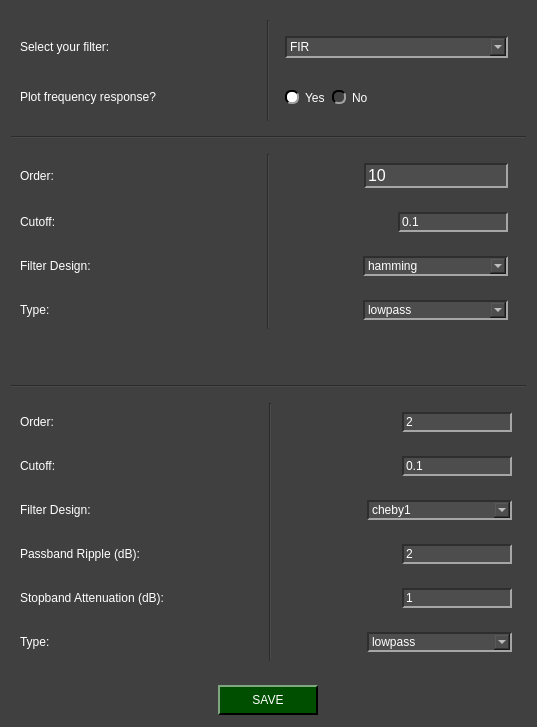
The window that pydaq/uis/PYDAQ_Digital_filterss_NIDAQ_widget.ui (viniciusfs14/pydaq) describes before a commit, drawn with Qt 5.
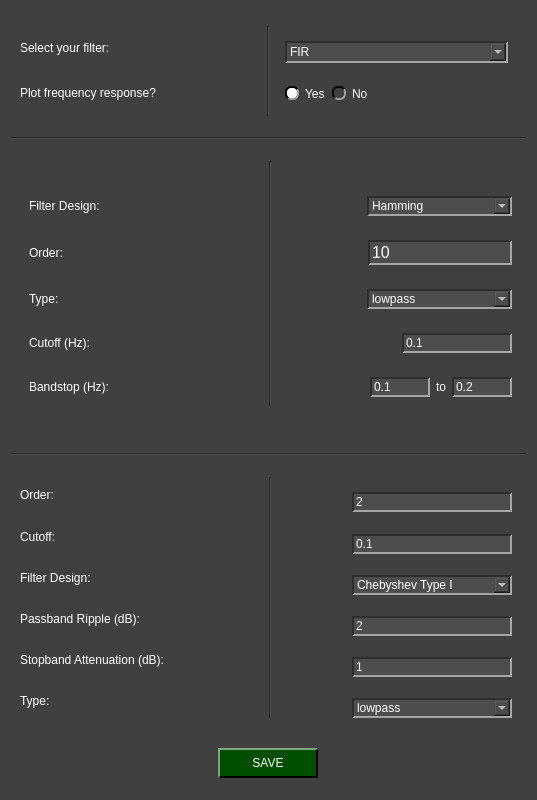
The same window after the commit. Icons and pictures are not drawn.

Commit message: Saving filter coeffs now

```diff
--- a/pydaq/uis/PYDAQ_Digital_filterss_NIDAQ_widget.ui
+++ b/pydaq/uis/PYDAQ_Digital_filterss_NIDAQ_widget.ui
@@ -7,13 +7,19 @@
     <x>0</x>
     <y>0</y>
     <width>537</width>
-    <height>727</height>
+    <height>800</height>
    </rect>
   </property>
   <property name="minimumSize">
    <size>
-    <width>501</width>
-    <height>646</height>
+    <width>537</width>
+    <height>407</height>
+   </size>
+  </property>
+  <property name="maximumSize">
+   <size>
+    <width>537</width>
+    <height>800</height>
    </size>
   </property>
   <property name="windowTitle">
@@ -316,6 +322,12 @@
        <height>108</height>
       </size>
      </property>
+     <property name="maximumSize">
+      <size>
+       <width>600</width>
+       <height>108</height>
+      </size>
+     </property>
      <layout class="QGridLayout" name="gridLayout_2">
       <item row="0" column="1" rowspan="5">
        <widget class="Line" name="line_7">
@@ -436,7 +448,7 @@
      </property>
      <property name="maximumSize">
       <size>
-       <width>16777215</width>
+       <width>560</width>
        <height>40</height>
       </size>
      </property>
@@ -463,6 +475,272 @@
      </layout>
     </widget>
    </item>
+   <item row="7" column="0">
+    <widget class="QWidget" name="iir_widget" native="true">
+     <property name="minimumSize">
+      <size>
+       <width>519</width>
+       <height>259</height>
+      </size>
+     </property>
+     <property name="maximumSize">
+      <size>
+       <width>550</width>
+       <height>259</height>
+      </size>
+     </property>
+     <layout class="QGridLayout" name="gridLayout_9">
+      <item row="0" column="0" alignment="Qt::AlignLeft">
+       <widget class="QLabel" name="label_6">
+        <property name="text">
+         <string>Order:</string>
+        </property>
+       </widget>
+      </item>
+      <item row="2" column="2" alignment="Qt::AlignRight">
+       <widget class="QWidget" name="widget_11" native="true">
+        <property name="minimumSize">
+         <size>
+          <width>0</width>
+          <height>50</height>
+         </size>
+        </property>
+        <property name="maximumSize">
+         <size>
+          <width>16777215</width>
+          <height>60</height>
+         </size>
+        </property>
+        <layout class="QGridLayout" name="gridLayout_14">
+         <item row="0" column="0">
+          <widget class="QComboBox" name="designbox_iir">
+           <property name="minimumSize">
+            <size>
+             <width>160</width>
+             <height>0</height>
+            </size>
+           </property>
+           <item>
+            <property name="text">
+             <string>Chebyshev Type I</string>
+            </property>
+           </item>
+           <item>
+            <property name="text">
+             <string>Chebyshev Type II</string>
+            </property>
+           </item>
+           <item>
+            <property name="text">
+             <string>Butterworth</string>
+            </property>
+           </item>
+           <item>
+            <property name="text">
+             <string>Elliptic</string>
+            </property>
+           </item>
+          </widget>
+         </item>
+        </layout>
+       </widget>
+      </item>
+      <item row="3" column="2" alignment="Qt::AlignRight">
+       <widget class="QWidget" name="widget_13" native="true">
+        <property name="minimumSize">
+         <size>
+          <width>0</width>
+          <height>50</height>
+         </size>
+        </property>
+        <layout class="QGridLayout" name="gridLayout_16">
+         <item row="0" column="0">
+          <widget class="QLineEdit" name="rp">
+           <property name="minimumSize">
+            <size>
+             <width>160</width>
+             <height>0</height>
+            </size>
+           </property>
+           <property name="text">
+            <string>2</string>
+           </property>
+          </widget>
+         </item>
+        </layout>
+       </widget>
+      </item>
+      <item row="0" column="2" alignment="Qt::AlignRight">
+       <widget class="QWidget" name="widget_9" native="true">
+        <property name="minimumSize">
+         <size>
+          <width>0</width>
+          <height>50</height>
+         </size>
+        </property>
+        <property name="maximumSize">
+         <size>
+          <width>16777215</width>
+          <height>16777215</height>
+         </size>
+        </property>
+        <layout class="QGridLayout" name="gridLayout_12">
+         <item row="0" column="0" alignment="Qt::AlignRight">
+          <widget class="QLineEdit" name="order_iir">
+           <property name="minimumSize">
+            <size>
+             <width>160</width>
+             <height>0</height>
+            </size>
+           </property>
+           <property name="text">
+            <string>2</string>
+           </property>
+          </widget>
+         </item>
+        </layout>
+       </widget>
+      </item>
+      <item row="4" column="2" alignment="Qt::AlignRight">
+       <widget class="QWidget" name="widget_14" native="true">
+        <property name="minimumSize">
+         <size>
+          <width>0</width>
+          <height>50</height>
+         </size>
+        </property>
+        <layout class="QGridLayout" name="gridLayout_17">
+         <item row="0" column="0">
+          <widget class="QLineEdit" name="rs">
+           <property name="enabled">
+            <bool>true</bool>
+           </property>
+           <property name="minimumSize">
+            <size>
+             <width>160</width>
+             <height>0</height>
+            </size>
+           </property>
+           <property name="text">
+            <string>1</string>
+           </property>
+          </widget>
+         </item>
+        </layout>
+       </widget>
+      </item>
+      <item row="0" column="1" rowspan="6">
+       <widget class="Line" name="line_4">
+        <property name="orientation">
+         <enum>Qt::Vertical</enum>
+        </property>
+       </widget>
+      </item>
+      <item row="5" column="0">
+       <widget class="QLabel" name="label_10">
+        <property name="text">
+         <string>Type:</string>
+        </property>
+       </widget>
+      </item>
+      <item row="2" column="0">
+       <widget class="QLabel" name="label_9">
+        <property name="text">
+         <string>Filter Design:</string>
+        </property>
+       </widget>
+      </item>
+      <item row="1" column="2" alignment="Qt::AlignRight">
+       <widget class="QWidget" name="widget_10" native="true">
+        <property name="minimumSize">
+         <size>
+          <width>0</width>
+          <height>50</height>
+         </size>
+        </property>
+        <layout class="QGridLayout" name="gridLayout_13">
+         <item row="0" column="0">
+          <widget class="QLineEdit" name="cutoff_iir">
+           <property name="minimumSize">
+            <size>
+             <width>160</width>
+             <height>0</height>
+            </size>
+           </property>
+           <property name="text">
+            <string>0.1</string>
+           </property>
+          </widget>
+         </item>
+        </layout>
+       </widget>
+      </item>
+      <item row="4" column="0">
+       <widget class="QLabel" name="label_12">
+        <property name="text">
+         <string>Stopband Attenuation (dB):</string>
+        </property>
+       </widget>
+      </item>
+      <item row="1" column="0">
+       <widget class="QLabel" name="label_8">
+        <property name="text">
+         <string>Cutoff:</string>
+        </property>
+       </widget>
+      </item>
+      <item row="3" column="0">
+       <widget class="QLabel" name="label_11">
+        <property name="text">
+         <string>Passband Ripple (dB):</string>
+        </property>
+       </widget>
+      </item>
+      <item row="5" column="2" alignment="Qt::AlignRight">
+       <widget class="QWidget" name="widget_12" native="true">
+        <property name="minimumSize">
+         <size>
+          <width>0</width>
+          <height>50</height>
+         </size>
+        </property>
+        <layout class="QGridLayout" name="gridLayout_15">
+         <item row="0" column="0">
+          <widget class="QComboBox" name="typebox_iir">
+           <property name="minimumSize">
+            <size>
+             <width>160</width>
+             <height>0</height>
+            </size>
+           </property>
+           <item>
+            <property name="text">
+             <string>lowpass</string>
+            </property>
+           </item>
+           <item>
+            <property name="text">
+             <string>highpass</string>
+            </property>
+           </item>
+           <item>
+            <property name="text">
+             <string>bandpass</string>
+            </property>
+           </item>
+           <item>
+            <property name="text">
+             <string>bandstop</string>
+            </property>
+           </item>
+          </widget>
+         </item>
+        </layout>
+       </widget>
+      </item>
+     </layout>
+    </widget>
+   </item>
    <item row="6" column="0">
     <widget class="Line" name="line">
      <property name="orientation">
@@ -474,12 +752,81 @@
     <widget class="QWidget" name="fir_widget" native="true">
      <property name="minimumSize">
       <size>
-       <width>483</width>
-       <height>234</height>
+       <width>519</width>
+       <height>289</height>
       </size>
      </property>
+     <property name="maximumSize">
+      <size>
+       <width>519</width>
+       <height>289</height>
+      </size>
+     </property>
+     <property name="autoFillBackground">
+      <bool>false</bool>
+     </property>
      <layout class="QGridLayout" name="gridLayout_3">
-      <item row="1" column="2" alignment="Qt::AlignRight">
+      <item row="3" column="2" alignment="Qt::AlignRight">
+       <widget class="QWidget" name="widget_8" native="true">
+        <layout class="QGridLayout" name="gridLayout_11">
+         <item row="0" column="0">
+          <widget class="QComboBox" name="type_box">
+           <property name="minimumSize">
+            <size>
+             <width>145</width>
+             <height>0</height>
+            </size>
+           </property>
+           <property name="maximumSize">
+            <size>
+             <width>145</width>
+             <height>16777215</height>
+            </size>
+           </property>
+           <item>
+            <property name="text">
+             <string>lowpass</string>
+            </property>
+           </item>
+           <item>
+            <property name="text">
+             <string>highpass</string>
+            </property>
+           </item>
+           <item>
+            <property name="text">
+             <string>bandpass</string>
+            </property>
+           </item>
+           <item>
+            <property name="text">
+             <string>bandstop</string>
+            </property>
+           </item>
+          </widget>
+         </item>
+        </layout>
+       </widget>
+      </item>
+      <item row="6" column="2" alignment="Qt::AlignRight">
+       <widget class="QWidget" name="widget_3" native="true">
+        <layout class="QGridLayout" name="gridLayout_5"/>
+       </widget>
+      </item>
+      <item row="4" column="2" alignment="Qt::AlignRight">
+       <widget class="QWidget" name="cutoff_widget" native="true">
+        <layout class="QGridLayout" name="gridLayout_8">
+         <item row="0" column="0">
+          <widget class="QLineEdit" name="cutoff_fir">
+           <property name="text">
+            <string>0.1</string>
+           </property>
+          </widget>
+         </item>
+        </layout>
+       </widget>
+      </item>
+      <item row="2" column="2" alignment="Qt::AlignRight">
        <widget class="QWidget" name="widget_2" native="true">
         <layout class="QGridLayout" name="gridLayout_4">
          <item row="0" column="0" alignment="Qt::AlignRight">
@@ -500,21 +847,14 @@
         </layout>
        </widget>
       </item>
-      <item row="3" column="0">
-       <widget class="QLabel" name="label_7">
-        <property name="text">
-         <string>Filter Design:</string>
+      <item row="0" column="1" rowspan="6">
+       <widget class="Line" name="line_3">
+        <property name="orientation">
+         <enum>Qt::Vertical</enum>
         </property>
        </widget>
       </item>
-      <item row="4" column="0">
-       <widget class="QLabel" name="label_2">
-        <property name="text">
-         <string>Type:</string>
-        </property>
-       </widget>
-      </item>
-      <item row="3" column="2" alignment="Qt::AlignRight">
+      <item row="1" column="2" alignment="Qt::AlignRight">
        <widget class="QWidget" name="widget" native="true">
         <layout class="QGridLayout" name="gridLayout_10">
          <item row="1" column="0" alignment="Qt::AlignRight">
@@ -533,7 +873,7 @@
            </property>
            <item>
             <property name="text">
-             <string>hamming</string>
+             <string>Hamming</string>
             </property>
            </item>
            <item>
@@ -541,31 +881,9 @@
              <string>hann</string>
             </property>
            </item>
-          </widget>
-         </item>
-        </layout>
-       </widget>
-      </item>
-      <item row="4" column="2" alignment="Qt::AlignRight">
-       <widget class="QWidget" name="widget_8" native="true">
-        <layout class="QGridLayout" name="gridLayout_11">
-         <item row="0" column="0">
-          <widget class="QComboBox" name="type_box">
-           <property name="minimumSize">
-            <size>
-             <width>145</width>
-             <height>0</height>
-            </size>
-           </property>
-           <property name="maximumSize">
-            <size>
-             <width>145</width>
-             <height>16777215</height>
-            </size>
-           </property>
            <item>
             <property name="text">
-             <string>lowpass</string>
+             <string>Bartlett-Hann</string>
             </property>
            </item>
            <item>
@@ -573,231 +891,131 @@
              <string>highpass</string>
             </property>
            </item>
-          </widget>
-         </item>
-        </layout>
-       </widget>
-      </item>
-      <item row="1" column="0">
-       <widget class="QLabel" name="label">
-        <property name="text">
-         <string>Order:</string>
-        </property>
-       </widget>
-      </item>
-      <item row="1" column="1" rowspan="4">
-       <widget class="Line" name="line_3">
-        <property name="orientation">
-         <enum>Qt::Vertical</enum>
-        </property>
-       </widget>
-      </item>
-      <item row="2" column="0">
-       <widget class="QLabel" name="label_3">
-        <property name="text">
-         <string>Cutoff:</string>
-        </property>
-       </widget>
-      </item>
-      <item row="2" column="2" alignment="Qt::AlignRight">
-       <widget class="QWidget" name="widget_7" native="true">
-        <layout class="QGridLayout" name="gridLayout_8">
-         <item row="0" column="0">
-          <widget class="QLineEdit" name="cutoff_fir">
-           <property name="text">
-            <string>0.1</string>
-           </property>
+           <item>
+            <property name="text">
+             <string>Gauss</string>
+            </property>
+           </item>
+           <item>
+            <property name="text">
+             <string>Kaiser</string>
+            </property>
+           </item>
           </widget>
          </item>
         </layout>
        </widget>
       </item>
       <item row="5" column="2" alignment="Qt::AlignRight">
-       <widget class="QWidget" name="widget_3" native="true">
-        <layout class="QGridLayout" name="gridLayout_5"/>
-       </widget>
-      </item>
-     </layout>
-    </widget>
-   </item>
-   <item row="7" column="0">
-    <widget class="QWidget" name="iir_widget" native="true">
-     <property name="minimumSize">
-      <size>
-       <width>519</width>
-       <height>259</height>
-      </size>
-     </property>
-     <layout class="QGridLayout" name="gridLayout_9">
-      <item row="1" column="2" alignment="Qt::AlignRight">
-       <widget class="QWidget" name="widget_10" native="true">
-        <layout class="QGridLayout" name="gridLayout_13">
-         <item row="0" column="0">
-          <widget class="QLineEdit" name="cutoff_iir">
-           <property name="text">
-            <string>0.1</string>
-           </property>
-          </widget>
-         </item>
-        </layout>
-       </widget>
-      </item>
-      <item row="5" column="0">
-       <widget class="QLabel" name="label_10">
-        <property name="text">
-         <string>Type:</string>
-        </property>
-       </widget>
-      </item>
-      <item row="1" column="0">
-       <widget class="QLabel" name="label_8">
-        <property name="text">
-         <string>Cutoff:</string>
-        </property>
-       </widget>
-      </item>
-      <item row="3" column="0">
-       <widget class="QLabel" name="label_11">
-        <property name="text">
-         <string>Passband Ripple (dB):</string>
-        </property>
-       </widget>
-      </item>
-      <item row="2" column="2" alignment="Qt::AlignRight">
-       <widget class="QWidget" name="widget_11" native="true">
-        <layout class="QGridLayout" name="gridLayout_14">
-         <item row="0" column="0">
-          <widget class="QComboBox" name="designbox_iir">
-           <property name="minimumSize">
-            <size>
-             <width>145</width>
-             <height>0</height>
-            </size>
-           </property>
-           <item>
-            <property name="text">
-             <string>cheby1</string>
-            </property>
-           </item>
-           <item>
-            <property name="text">
-             <string>cheby2</string>
-            </property>
-           </item>
-           <item>
-            <property name="text">
-             <string>butter</string>
-            </property>
-           </item>
-           <item>
-            <property name="text">
-             <string>ellip</string>
-            </property>
-           </item>
-          </widget>
-         </item>
-        </layout>
-       </widget>
-      </item>
-      <item row="0" column="2" alignment="Qt::AlignRight">
-       <widget class="QWidget" name="widget_9" native="true">
-        <property name="minimumSize">
-         <size>
-          <width>0</width>
-          <height>0</height>
-         </size>
-        </property>
-        <property name="maximumSize">
-         <size>
-          <width>16777215</width>
-          <height>16777215</height>
-         </size>
-        </property>
-        <layout class="QGridLayout" name="gridLayout_12">
+       <widget class="QWidget" name="fc_widget" native="true">
+        <layout class="QGridLayout" name="gridLayout_18">
          <item row="0" column="0" alignment="Qt::AlignRight">
-          <widget class="QLineEdit" name="order_iir">
+          <widget class="QLineEdit" name="fc1_line">
+           <property name="minimumSize">
+            <size>
+             <width>60</width>
+             <height>0</height>
+            </size>
+           </property>
+           <property name="maximumSize">
+            <size>
+             <width>25</width>
+             <height>16777215</height>
+            </size>
+           </property>
            <property name="text">
-            <string>2</string>
+            <string>0.1</string>
            </property>
           </widget>
          </item>
+         <item row="0" column="1">
+          <widget class="QLabel" name="label_13">
+           <property name="text">
+            <string>to</string>
+           </property>
+          </widget>
+         </item>
+         <item row="0" column="2">
+          <widget class="QLineEdit" name="fc2_line">
+           <property name="minimumSize">
+            <size>
+             <width>60</width>
+             <height>0</height>
+            </size>
+           </property>
+           <property name="maximumSize">
+            <size>
+             <width>60</width>
+             <height>16777215</height>
+            </size>
+           </property>
+           <property name="text">
+            <string>0.2</string>
+           </property>
+          </widget>
+         </item>
         </layout>
        </widget>
       </item>
-      <item row="0" column="1" rowspan="6">
-       <widget class="Line" name="line_4">
-        <property name="orientation">
-         <enum>Qt::Vertical</enum>
-        </property>
+      <item row="5" column="0" alignment="Qt::AlignLeft">
+       <widget class="QWidget" name="bd_widget" native="true">
+        <layout class="QGridLayout" name="gridLayout_19">
+         <item row="0" column="0">
+          <widget class="QLabel" name="label_3">
+           <property name="text">
+            <string>Bandstop (Hz):</string>
+           </property>
+          </widget>
+         </item>
+        </layout>
        </widget>
       </item>
-      <item row="2" column="0">
-       <widget class="QLabel" name="label_9">
-        <property name="text">
-         <string>Filter Design:</string>
-        </property>
+      <item row="4" column="0" alignment="Qt::AlignLeft">
+       <widget class="QWidget" name="cof_widget" native="true">
+        <layout class="QGridLayout" name="gridLayout_20">
+         <item row="0" column="0">
+          <widget class="QLabel" name="label_14">
+           <property name="text">
+            <string>Cutoff (Hz):</string>
+           </property>
+          </widget>
+         </item>
+        </layout>
        </widget>
       </item>
-      <item row="0" column="0" alignment="Qt::AlignLeft">
-       <widget class="QLabel" name="label_6">
-        <property name="text">
-         <string>Order:</string>
-        </property>
-       </widget>
-      </item>
-      <item row="5" column="2" alignment="Qt::AlignRight">
-       <widget class="QWidget" name="widget_12" native="true">
-        <layout class="QGridLayout" name="gridLayout_15">
+      <item row="3" column="0" alignment="Qt::AlignLeft">
+       <widget class="QWidget" name="widget_16" native="true">
+        <layout class="QGridLayout" name="gridLayout_21">
          <item row="0" column="0">
-          <widget class="QComboBox" name="typebox_iir">
-           <property name="minimumSize">
-            <size>
-             <width>145</width>
-             <height>0</height>
-            </size>
+          <widget class="QLabel" name="label_2">
+           <property name="text">
+            <string>Type:</string>
            </property>
-           <item>
-            <property name="text">
-             <string>lowpass</string>
-            </property>
-           </item>
-           <item>
-            <property name="text">
-             <string>highpass</string>
-            </property>
-           </item>
           </widget>
          </item>
         </layout>
        </widget>
       </item>
-      <item row="3" column="2" alignment="Qt::AlignRight">
-       <widget class="QWidget" name="widget_13" native="true">
-        <layout class="QGridLayout" name="gridLayout_16">
+      <item row="2" column="0" alignment="Qt::AlignLeft">
+       <widget class="QWidget" name="widget_17" native="true">
+        <layout class="QGridLayout" name="gridLayout_22">
          <item row="0" column="0">
-          <widget class="QLineEdit" name="rp">
+          <widget class="QLabel" name="label">
            <property name="text">
-            <string>2</string>
+            <string>Order:</string>
            </property>
           </widget>
          </item>
         </layout>
        </widget>
       </item>
-      <item row="4" column="0">
-       <widget class="QLabel" name="label_12">
-        <property name="text">
-         <string>Stopband Attenuation (dB):</string>
-        </property>
-       </widget>
-      </item>
-      <item row="4" column="2" alignment="Qt::AlignRight">
-       <widget class="QWidget" name="widget_14" native="true">
-        <layout class="QGridLayout" name="gridLayout_17">
+      <item row="1" column="0" alignment="Qt::AlignLeft">
+       <widget class="QWidget" name="widget_18" native="true">
+        <layout class="QGridLayout" name="gridLayout_23">
          <item row="0" column="0">
-          <widget class="QLineEdit" name="rs">
+          <widget class="QLabel" name="label_7">
            <property name="text">
-            <string>1</string>
+            <string>Filter Design:</string>
            </property>
           </widget>
          </item>
```
Left out of the diff: 138 changed lines with no effect on the pictures. The commit also changes 8 other files.
